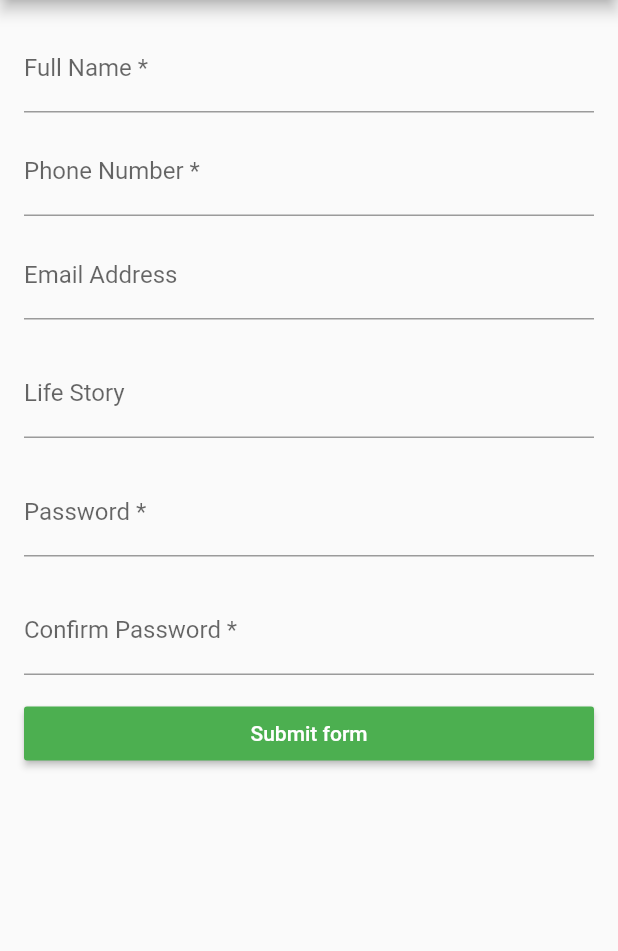
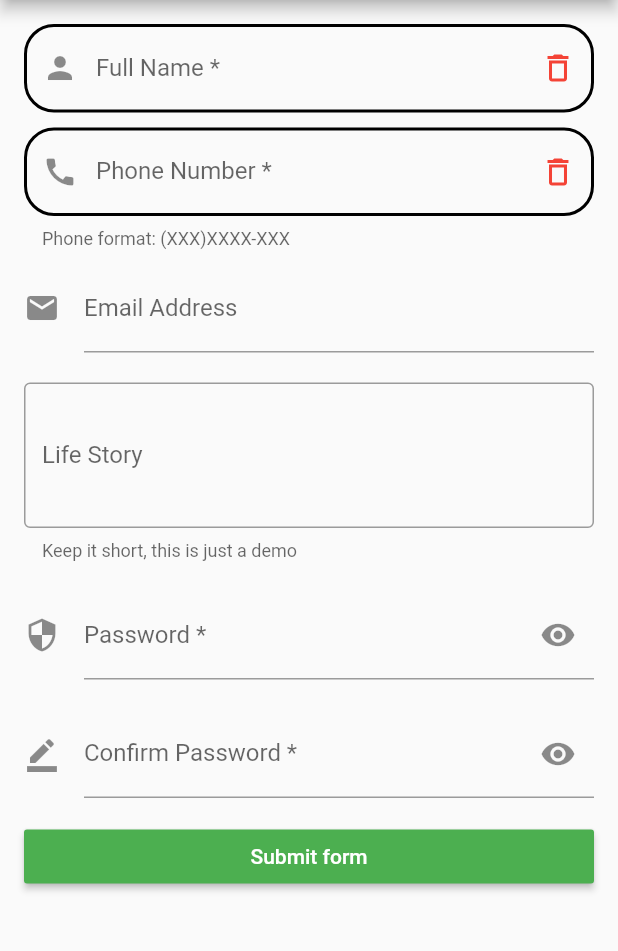
Before and after one commit to oleksiidev/flutter_dump, a Flutter app: the screen it shows after launch, on a phone screen of 412 x 824 dp, the part 84-1035 px from its top. Run offline on Flutter 3.47's test engine with Material 2 defaults, Android fonts, the light colour scheme and no system bars.

Commit message:
StyleFieldForm

```diff
--- a/lib/pages/register_form_page.dart
+++ b/lib/pages/register_form_page.dart
@@ -20,37 +20,96 @@ class _RegisterFormPageState extends State<RegisterFormPage> {
           padding: EdgeInsets.all(16.0),
           children: [
             TextField(
-              decoration: InputDecoration(labelText: 'Full Name *'),
+              decoration: InputDecoration(
+                labelText: 'Full Name *',
+                hintText: 'What do people call you?',
+                prefixIcon: Icon(Icons.person),
+                suffixIcon: Icon(
+                  Icons.delete_outline,
+                  color: Colors.red,
+                ),
+                enabledBorder: OutlineInputBorder(
+                  borderRadius: BorderRadius.all(Radius.circular(20.0)),
+                  borderSide: BorderSide(color: Colors.black, width: 2.0),
+                ),
+                focusedBorder: OutlineInputBorder(
+                  borderRadius: BorderRadius.all(Radius.circular(20.0)),
+                  borderSide: BorderSide(color: Colors.green, width: 2.0),
+                ),
+              ),
             ),
             SizedBox(
               height: 10,
             ),
             TextFormField(
-              decoration: InputDecoration(labelText: "Phone Number *"),
+              decoration: InputDecoration(
+                labelText: "Phone Number *",
+                hintText: 'Where can we reach you? ',
+                helperText: 'Phone format: (XXX)XXXX-XXX',
+                prefixIcon: Icon(Icons.call),
+                suffixIcon: Icon(
+                  Icons.delete_outline,
+                  color: Colors.red,
+                ),
+                enabledBorder: OutlineInputBorder(
+                  borderRadius: BorderRadius.all(Radius.circular(20.0)),
+                  borderSide: BorderSide(color: Colors.black, width: 2.0),
+                ),
+                focusedBorder: OutlineInputBorder(
+                  borderRadius: BorderRadius.all(Radius.circular(20.0)),
+                  borderSide: BorderSide(color: Colors.green, width: 2.0),
+                ),
+              ),
             ),
             SizedBox(
               height: 10,
             ),
             TextFormField(
-              decoration: InputDecoration(labelText: "Email Address "),
+              decoration: InputDecoration(
+                labelText: "Email Address ",
+                hintText: 'Enter a email address',
+                icon: Icon(Icons.email),
+              ),
             ),
             SizedBox(
               height: 20,
             ),
             TextFormField(
-              decoration: InputDecoration(labelText: "Life Story "),
+              decoration: InputDecoration(
+                labelText: "Life Story ",
+                hintText: 'Telll us about your self',
+                helperText: 'Keep it short, this is just a demo',
+                border: OutlineInputBorder(),
+              ),
+              maxLines: 3,
             ),
             SizedBox(
               height: 20,
             ),
             TextFormField(
-              decoration: InputDecoration(labelText: "Password *"),
+              decoration: InputDecoration(
+                labelText: "Password *",
+                hintText: 'Enter the password',
+                suffixIcon: IconButton(
+                  icon: Icon(Icons.visibility),
+                  onPressed: () {},
+                ),
+                icon: Icon(Icons.security),
+              ),
             ),
             SizedBox(
               height: 20,
             ),
             TextFormField(
-              decoration: InputDecoration(labelText: "Confirm Password * "),
+              decoration: InputDecoration(
+                labelText: "Confirm Password * ",
+                hintText: 'Confirm the password',
+                suffixIcon: IconButton(
+                  icon: Icon(Icons.visibility),
+                  onPressed: () {},
+                ),
+                icon: Icon(Icons.border_color),
+              ),
             ),
             SizedBox(height: 15),
             RaisedButton(
```
